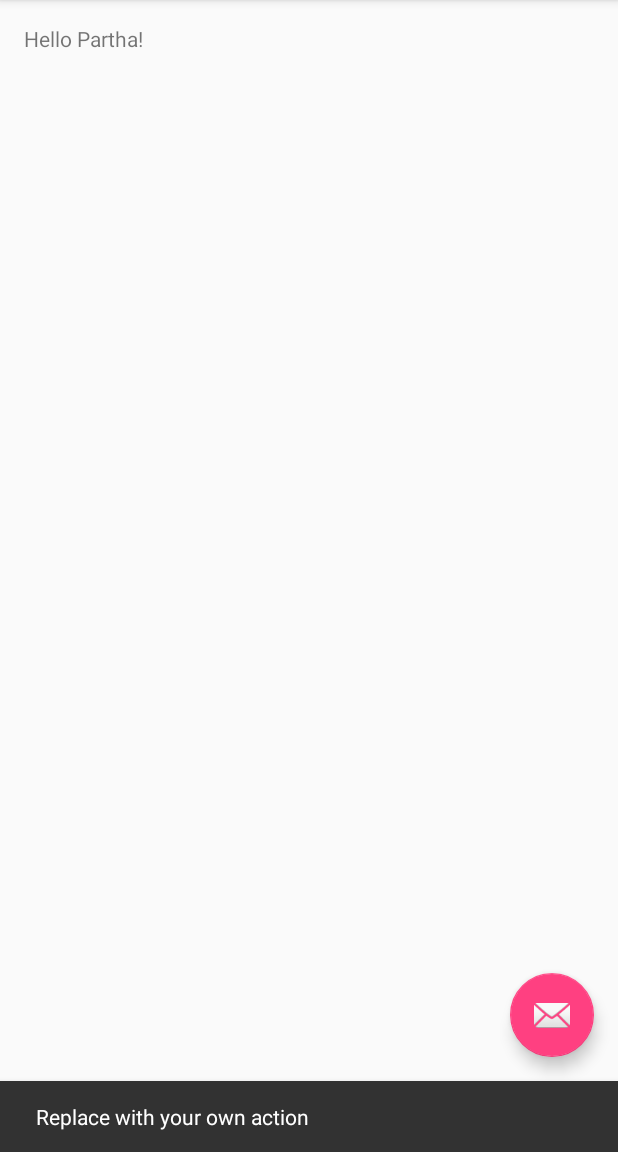
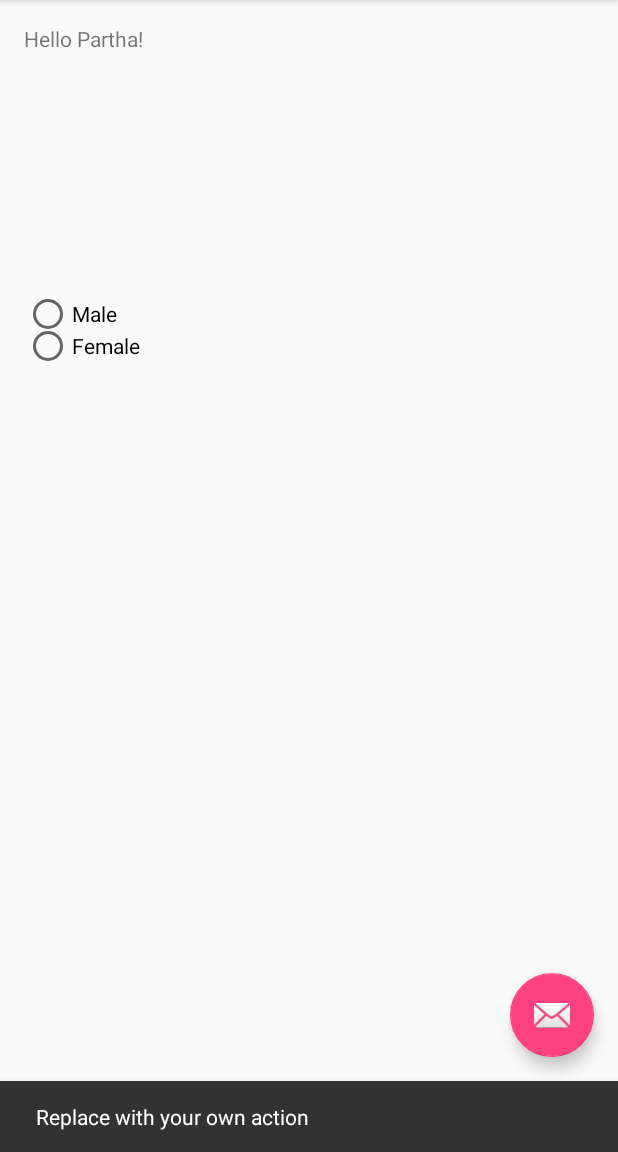
Before and after one commit to partha6369/TestProject, an Android app: the screen it shows after launch (MainActivity), after a tap on an icon or button, on a phone screen of 412 x 824 dp, the part 84-1236 px from its top. Run offline under Robolectric (Android 15) with nearby library versions, the phone set to English and light mode, and no system bars.

Commit message:
Radio Button Added

```diff
--- a/TestApp/app/src/main/res/layout/content_main.xml
+++ b/TestApp/app/src/main/res/layout/content_main.xml
@@ -21,4 +21,23 @@
         android:layout_alignParentLeft="true"
         android:layout_alignParentStart="true"
         android:id="@+id/textView" />
+
+    <RadioButton
+        android:text="Male"
+        android:layout_width="wrap_content"
+        android:layout_height="wrap_content"
+        android:id="@+id/radioButton"
+        android:layout_alignBottom="@+id/radioButton"
+        android:layout_marginBottom="21dp" />
+
+    <RadioButton
+        android:text="Female"
+        android:layout_width="wrap_content"
+        android:layout_height="wrap_content"
+        android:id="@+id/radioButton"
+        android:layout_marginTop="179dp"
+        android:layout_below="@+id/textView"
+        android:layout_alignParentLeft="true"
+        android:layout_alignParentStart="true" />
+
 </RelativeLayout>
```
